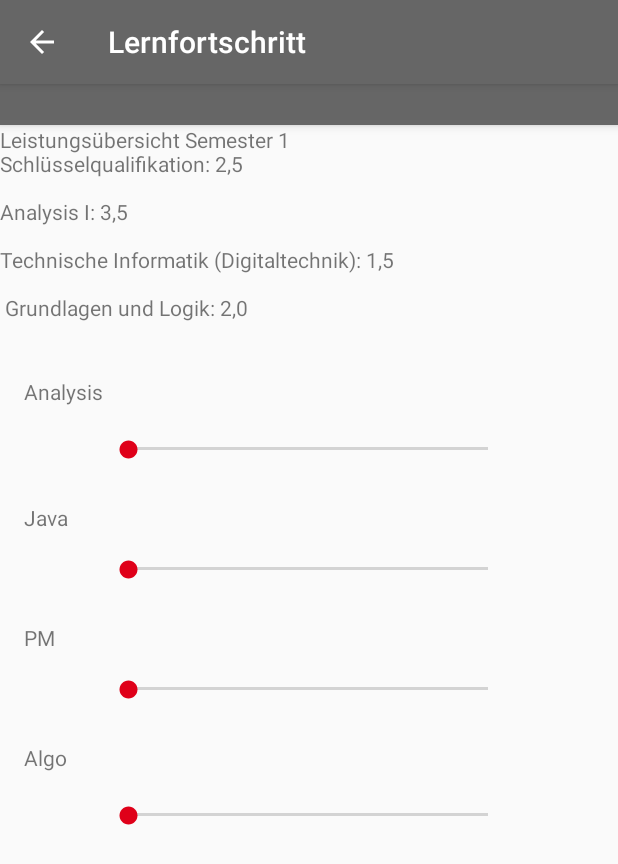
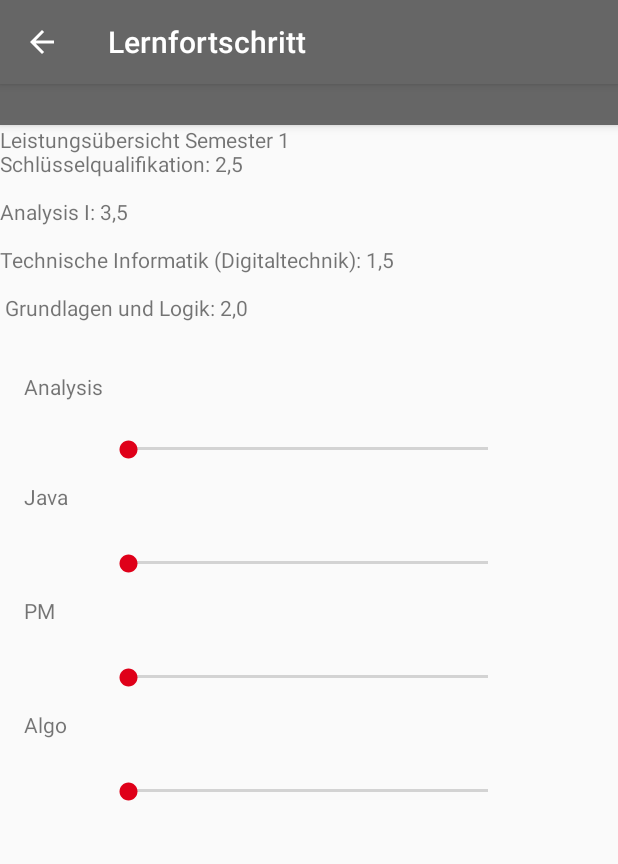
Before and after one commit to NoSpread/dhbw_verwaltung, an Android app: the Dualis_und_Lernfortschritt screen opened directly, with no data from a screen before it, on a phone screen of 412 x 824 dp. Shown: the top 864 px of the screen. Run offline under Robolectric (Android 15) with nearby library versions, the phone set to English and light mode, and no system bars.

Commit message:
fixed layout > distances from boxes

```diff
--- a/app/src/main/res/layout/activity_links.xml
+++ b/app/src/main/res/layout/activity_links.xml
@@ -32,7 +32,7 @@
         android:layout_marginRight="8dp"
         android:text="Moodle"
         app:layout_constraintEnd_toEndOf="parent"
-        app:layout_constraintHorizontal_bias="0.486"
+        app:layout_constraintHorizontal_bias="0.495"
         app:layout_constraintStart_toStartOf="parent"
         app:layout_constraintTop_toBottomOf="@+id/dhbw_button2" />
 
--- a/app/src/main/res/layout/activity_profile.xml
+++ b/app/src/main/res/layout/activity_profile.xml
@@ -34,7 +34,7 @@
         app:layout_constraintEnd_toEndOf="parent"
         app:layout_constraintStart_toStartOf="parent"
         app:layout_constraintTop_toBottomOf="@+id/img_avatar"
-        app:layout_constraintVertical_bias="0.153" />
+        app:layout_constraintVertical_bias="0.315" />
 
     <TableLayout
 
--- a/app/src/main/res/layout/content_dualis_und__lernfortschritt.xml
+++ b/app/src/main/res/layout/content_dualis_und__lernfortschritt.xml
@@ -18,10 +18,10 @@
         android:text="@string/noten"
         app:layout_constraintBottom_toBottomOf="parent"
         app:layout_constraintEnd_toEndOf="parent"
-        app:layout_constraintHorizontal_bias="0.0"
+        app:layout_constraintHorizontal_bias="1.0"
         app:layout_constraintStart_toStartOf="parent"
         app:layout_constraintTop_toTopOf="parent"
-        app:layout_constraintVertical_bias="0.0" />
+        app:layout_constraintVertical_bias="1.0" />
 
     <SeekBar
         android:id="@+id/seekBar2"
@@ -29,13 +29,13 @@
         android:layout_height="16dp"
         android:layout_marginStart="8dp"
         android:layout_marginLeft="8dp"
-        android:layout_marginTop="452dp"
+        android:layout_marginTop="60dp"
         android:layout_marginEnd="8dp"
         android:layout_marginRight="8dp"
         app:layout_constraintEnd_toEndOf="parent"
         app:layout_constraintHorizontal_bias="0.495"
         app:layout_constraintStart_toStartOf="parent"
-        app:layout_constraintTop_toTopOf="@+id/textView4" />
+        app:layout_constraintTop_toBottomOf="@+id/seekBar4" />
 
     <SeekBar
         android:id="@+id/seekBar"
@@ -57,13 +57,13 @@
         android:layout_height="16dp"
         android:layout_marginStart="8dp"
         android:layout_marginLeft="8dp"
-        android:layout_marginTop="288dp"
+        android:layout_marginTop="60dp"
         android:layout_marginEnd="8dp"
         android:layout_marginRight="8dp"
         app:layout_constraintEnd_toEndOf="parent"
         app:layout_constraintHorizontal_bias="0.495"
         app:layout_constraintStart_toStartOf="parent"
-        app:layout_constraintTop_toTopOf="@+id/textView4" />
+        app:layout_constraintTop_toBottomOf="@+id/seekBar" />
 
     <SeekBar
         android:id="@+id/seekBar4"
@@ -71,13 +71,13 @@
         android:layout_height="16dp"
         android:layout_marginStart="8dp"
         android:layout_marginLeft="8dp"
-        android:layout_marginTop="368dp"
+        android:layout_marginTop="60dp"
         android:layout_marginEnd="8dp"
         android:layout_marginRight="8dp"
         app:layout_constraintEnd_toEndOf="parent"
         app:layout_constraintHorizontal_bias="0.495"
         app:layout_constraintStart_toStartOf="parent"
-        app:layout_constraintTop_toTopOf="@+id/textView4" />
+        app:layout_constraintTop_toBottomOf="@+id/seekBar3" />
 
     <TextView
         android:id="@+id/textView5"
@@ -85,10 +85,12 @@
         android:layout_height="24dp"
         android:layout_marginStart="16dp"
         android:layout_marginLeft="16dp"
-        android:layout_marginTop="168dp"
+        android:layout_marginTop="8dp"
         android:text="Analysis"
+        app:layout_constraintBottom_toTopOf="@+id/seekBar"
         app:layout_constraintStart_toStartOf="parent"
-        app:layout_constraintTop_toTopOf="@+id/textView4" />
+        app:layout_constraintTop_toTopOf="@+id/textView4"
+        app:layout_constraintVertical_bias="0.892" />
 
     <TextView
         android:id="@+id/textView6"
@@ -96,10 +98,11 @@
         android:layout_height="24dp"
         android:layout_marginStart="16dp"
         android:layout_marginLeft="16dp"
-        android:layout_marginTop="252dp"
+        android:layout_marginBottom="8dp"
         android:text="Java"
+        app:layout_constraintBottom_toTopOf="@+id/seekBar3"
         app:layout_constraintStart_toStartOf="parent"
-        app:layout_constraintTop_toTopOf="@+id/textView4" />
+        app:layout_constraintTop_toBottomOf="@+id/seekBar" />
 
     <TextView
         android:id="@+id/textView7"
@@ -107,10 +110,11 @@
         android:layout_height="24dp"
         android:layout_marginStart="16dp"
         android:layout_marginLeft="16dp"
-        android:layout_marginTop="332dp"
+        android:layout_marginBottom="8dp"
         android:text="PM"
+        app:layout_constraintBottom_toTopOf="@+id/seekBar4"
         app:layout_constraintStart_toStartOf="parent"
-        app:layout_constraintTop_toTopOf="@+id/textView4" />
+        app:layout_constraintTop_toBottomOf="@+id/seekBar3" />
 
     <TextView
         android:id="@+id/textView8"
@@ -118,9 +122,10 @@
         android:layout_height="24dp"
         android:layout_marginStart="16dp"
         android:layout_marginLeft="16dp"
-        android:layout_marginTop="412dp"
+        android:layout_marginBottom="8dp"
         android:text="Algo"
+        app:layout_constraintBottom_toTopOf="@+id/seekBar2"
         app:layout_constraintStart_toStartOf="parent"
-        app:layout_constraintTop_toTopOf="@+id/textView4" />
+        app:layout_constraintTop_toBottomOf="@+id/seekBar4" />
 
 </android.support.constraint.ConstraintLayout>
```
